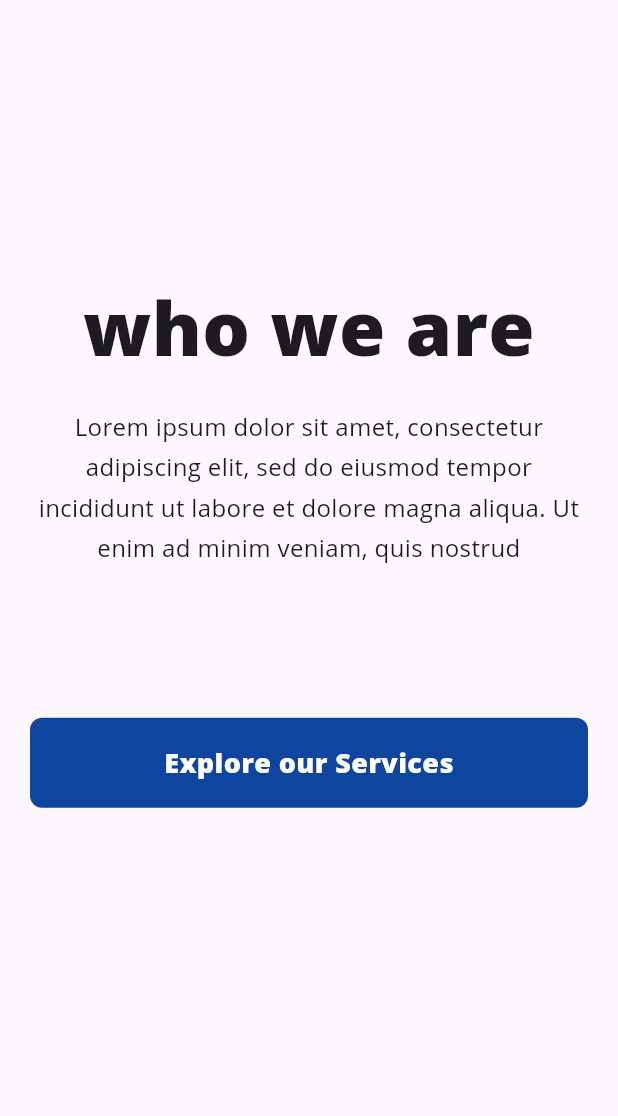
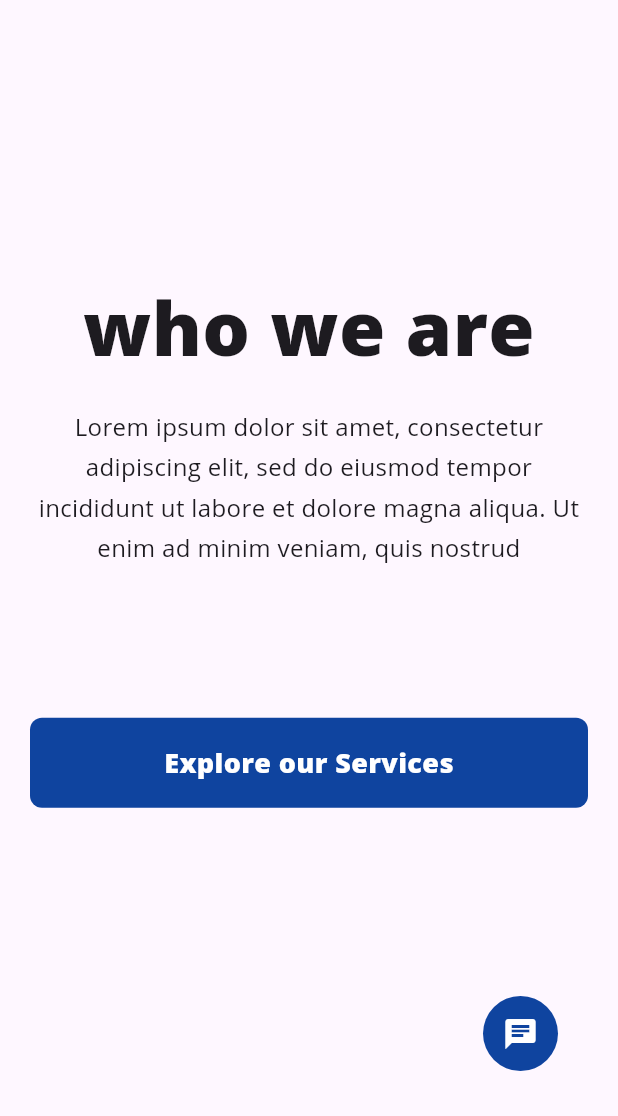
Before and after one commit to shubhanshu-02/CodeCharm, a Flutter app: the screen it shows after launch, on a phone screen of 412 x 824 dp, the part 120-1236 px from its top. Run offline on Flutter 3.47's test engine with Material 3 defaults, Android fonts, the phone set to English and light mode, and no system bars; our stand-ins replace responsive_builder.

Commit message:
working chat_bot_widget

```diff
--- a/lib/components/chat_bot_widget.dart
+++ b/lib/components/chat_bot_widget.dart
@@ -1,47 +1,135 @@
+import 'package:code_charm/constants/colors.dart';
 import 'package:flutter/material.dart';
 
-class ChatbotWidget extends StatefulWidget {
-  const ChatbotWidget({Key? key}) : super(key: key);
+class ChatBotWidget extends StatefulWidget {
+  const ChatBotWidget({super.key});
 
   @override
-  _ChatbotWidgetState createState() => _ChatbotWidgetState();
+  _ChatBotWidgetState createState() => _ChatBotWidgetState();
 }
 
-class _ChatbotWidgetState extends State<ChatbotWidget> {
-  // Define initial position
-  late double _bottomPosition;
-  late double _rightPosition;
+class _ChatBotWidgetState extends State<ChatBotWidget> {
+  bool isExpanded = false;
+  bool isHovered = false;
+  final TextEditingController _controller = TextEditingController();
+  final List<String> _messages = [];
 
-  @override
-  void initState() {
-    super.initState();
-    // Initial position values (bottom right corner)
-    _bottomPosition = 20.0;
-    _rightPosition = 20.0;
+  void _toggleChat() {
+    setState(() {
+      isExpanded = !isExpanded;
+    });
+  }
+
+  void _sendMessage() {
+    if (_controller.text.isNotEmpty) {
+      setState(() {
+        _messages.add(_controller.text);
+        _controller.clear();
+      });
+    }
   }
 
   @override
   Widget build(BuildContext context) {
-    return Positioned(
-      bottom: _bottomPosition,
-      right: _rightPosition,
+    return Stack(
+      children: [
+        AnimatedPositioned(
+          duration: const Duration(milliseconds: 300),
+          bottom: isExpanded ? 75.0 : 20.0,
+          right: 20.0,
+          width: 300.0,
+          height: isExpanded ? 400.0 : 0,
+          child: Container(
+            decoration: BoxDecoration(
+              color: Colors.white,
+              borderRadius: BorderRadius.circular(15.0),
+              boxShadow: const [
+                BoxShadow(
+                  color: Colors.black26,
+                  blurRadius: 10.0,
+                ),
+              ],
+            ),
+            child: isExpanded
+                ? Column(
+                    children: [
+                      Expanded(
+                        child: ListView.builder(
+                          padding: const EdgeInsets.fromLTRB(35.0, 10.0, 10.0, 15.0),
+                          itemCount: _messages.length,
+                          itemBuilder: (context, index) {
+                            return Padding(
+                              padding: const EdgeInsets.symmetric(vertical: 5.0),
+                              child: Container(
+                                padding: const EdgeInsets.all(10.0),
+                                decoration: BoxDecoration(
+                                  color: navColor,
+                                  borderRadius: BorderRadius.circular(10.0),
+                                ),
+                                child: Text(_messages[index],style: const TextStyle(fontFamily: "ProductSans",fontSize: 18),),
+                              ),
+                            );
+                          },
+                        ),
+                      ),
+                      Padding(
+                        padding: const EdgeInsets.all(10.0),
+                        child: Row(
+                          children: [
+                            Expanded(
+                              child: TextField(
+                                controller: _controller,
+                                style: const TextStyle(fontFamily: "ProductSans",fontSize: 16,),
+                                decoration: const InputDecoration(
+                                  hintText: 'Enter your message',hintStyle: TextStyle(fontFamily: "ProductSans",fontSize: 16,),
+                                  border: OutlineInputBorder(),
+                                ),
+                                onSubmitted: (_) => _sendMessage(),
+                              ),
+                            ),
+                            IconButton(
+                              icon: const Icon(Icons.send),
+                              onPressed: _sendMessage,
+                            ),
+                          ],
+                        ),
+                      ),
+                    ],
+                  )
+                : null,
+          ),
+        ),
+
+        Positioned(
+          bottom: 20.0,
+          right: 20.0,
           child: GestureDetector(
-        onTap: () {
-          // Handle tap (open/close chat, etc.)
-        },
+            onTap: _toggleChat,
+            child: MouseRegion(
+              onEnter: (_) => setState(() => isHovered = true),
+              onExit: (_) => setState(() => isHovered = false),
+              cursor: SystemMouseCursors.click,
               child: Container(
                 width: 50.0,
                 height: 50.0,
                 decoration: BoxDecoration(
-            color: Colors.blue,
+                  color: primaryColor,
                   borderRadius: BorderRadius.circular(25.0),
                 ),
-          child: Icon(
+                  child: isExpanded
+                      ? const Icon(
+                          Icons.close,
+                          color: Colors.white,
+                        )
+                      : const Icon(
                           Icons.chat,
                           color: Colors.white,
                         ),
                 ),
             ),
+            ),
+          ),
+      ],
     );
   }
 }
--- a/lib/screens/HomeScreen/home_screen.dart
+++ b/lib/screens/HomeScreen/home_screen.dart
@@ -1,5 +1,6 @@
 import 'package:code_charm/components/centered_view.dart';
 import 'package:code_charm/components/NavBar/nav_bar.dart';
+import 'package:code_charm/components/chat_bot_widget.dart';
 import 'package:code_charm/components/navDrawer/nav_drawer.dart';
 import 'package:code_charm/screens/HomeScreen/home_screen_desktop.dart';
 import 'package:code_charm/screens/HomeScreen/home_screen_mobile.dart';
@@ -14,7 +15,9 @@ class HomeScreen extends StatelessWidget {
     return Scaffold(
       drawer: const NavDrawer(),
       body: CenteredView(
-        child: Column(
+          child: Stack(
+        children: [
+          Column(
             children: [
               const NavBar(),
               Expanded(
@@ -30,6 +33,9 @@ class HomeScreen extends StatelessWidget {
               ),
             ],
           ),
+      ChatBotWidget(),
+      ]
+      ),
         ),
     );
   }
--- a/lib/screens/HomeScreen/home_screen_desktop.dart
+++ b/lib/screens/HomeScreen/home_screen_desktop.dart
@@ -1,5 +1,5 @@
 import 'package:code_charm/components/Paragraph.dart';
-import 'package:code_charm/components/chat_bot_widget.dart';
+// import 'package:code_charm/components/chat_bot_widget.dart';
 import 'package:code_charm/components/my_button.dart';
 import 'package:code_charm/screens/services_screen.dart';
 import 'package:flutter/material.dart';
@@ -41,6 +41,7 @@ class HomeScreenDesktop extends StatelessWidget {
               ),
             ),
           ),
+      // ChatBotWidget(),
         ],
       ),
     );
```
Lines whose indentation alone changed are shown as unchanged.
